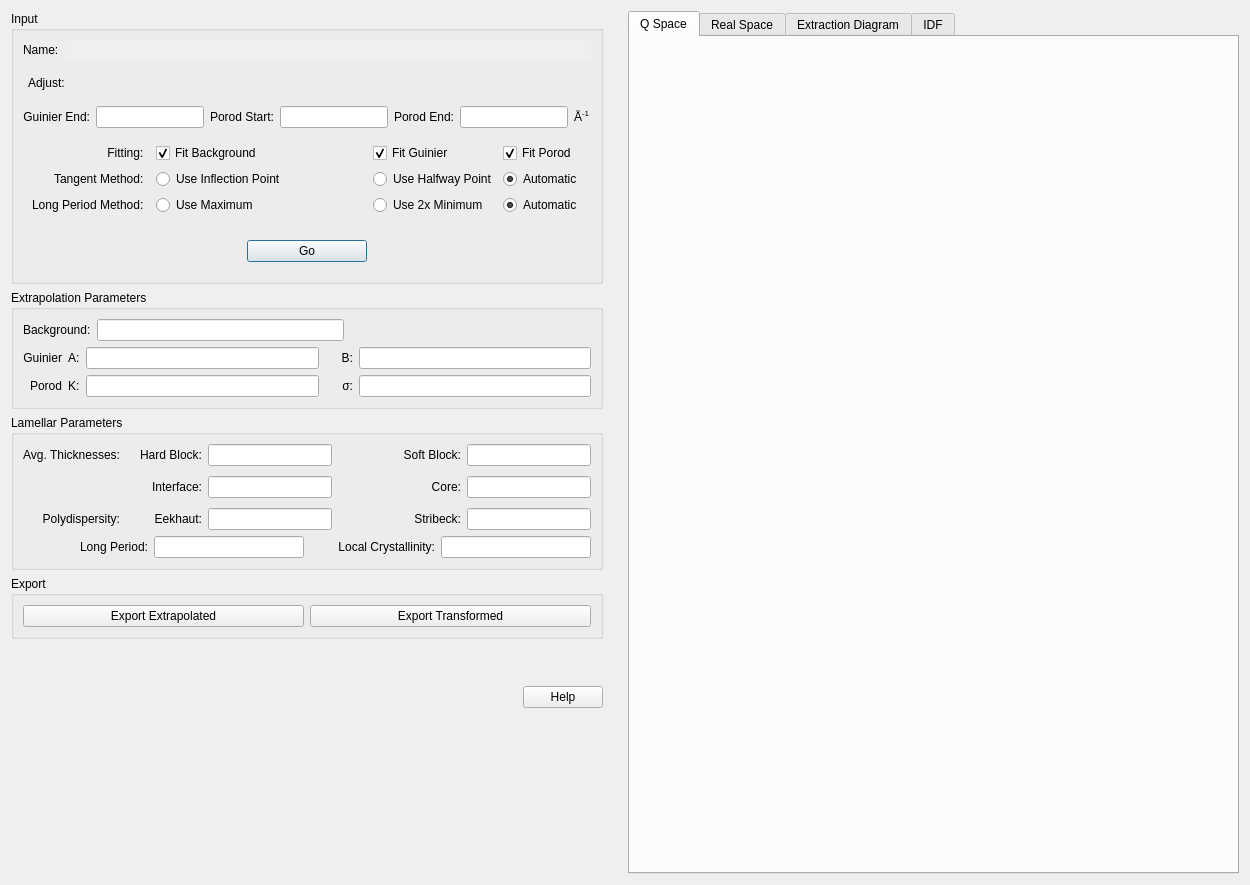
Old version of the form src/sas/qtgui/Perspectives/Corfunc/UI/CorfuncPanel.ui in the repository SasView/sasview.
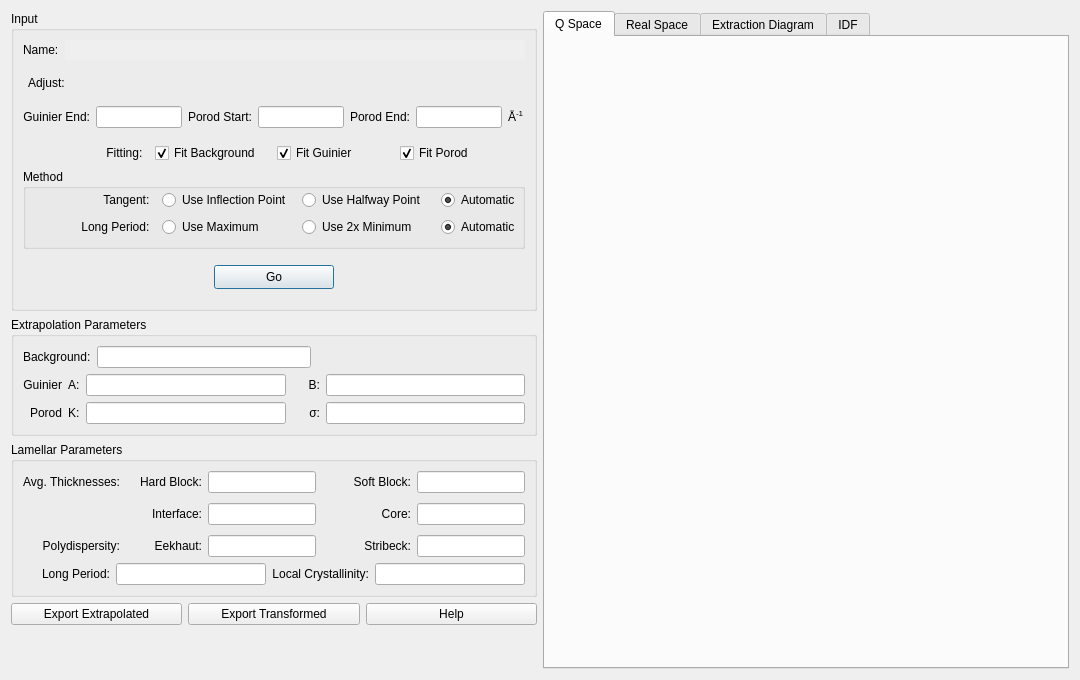
New version of the form.

Diff of the .ui file:
```diff
--- a/src/sas/qtgui/Perspectives/Corfunc/UI/CorfuncPanel.ui
+++ b/src/sas/qtgui/Perspectives/Corfunc/UI/CorfuncPanel.ui
@@ -6,8 +6,8 @@
    <rect>
     <x>0</x>
     <y>0</y>
-    <width>1250</width>
-    <height>885</height>
+    <width>1080</width>
+    <height>680</height>
    </rect>
   </property>
   <property name="sizePolicy">
@@ -16,6 +16,12 @@
     <verstretch>0</verstretch>
    </sizepolicy>
   </property>
+  <property name="minimumSize">
+   <size>
+    <width>1080</width>
+    <height>680</height>
+   </size>
+  </property>
   <property name="windowTitle">
    <string>Corfunc</string>
   </property>
@@ -23,16 +29,16 @@
    <item>
     <widget class="QScrollArea" name="scrollArea">
      <property name="frameShape">
-      <enum>QFrame::NoFrame</enum>
+      <enum>QFrame::Shape::NoFrame</enum>
      </property>
      <property name="frameShadow">
-      <enum>QFrame::Plain</enum>
+      <enum>QFrame::Shadow::Plain</enum>
      </property>
      <property name="verticalScrollBarPolicy">
-      <enum>Qt::ScrollBarAsNeeded</enum>
+      <enum>Qt::ScrollBarPolicy::ScrollBarAsNeeded</enum>
      </property>
      <property name="horizontalScrollBarPolicy">
-      <enum>Qt::ScrollBarAlwaysOff</enum>
+      <enum>Qt::ScrollBarPolicy::ScrollBarAlwaysOff</enum>
      </property>
      <property name="widgetResizable">
       <bool>true</bool>
@@ -42,8 +48,8 @@
        <rect>
         <x>0</x>
         <y>0</y>
-        <width>620</width>
-        <height>863</height>
+        <width>576</width>
+        <height>662</height>
        </rect>
       </property>
       <layout class="QVBoxLayout" name="verticalLayout">
@@ -69,8 +75,8 @@
          </property>
          <property name="minimumSize">
           <size>
-           <width>581</width>
-           <height>0</height>
+           <width>400</width>
+           <height>600</height>
           </size>
          </property>
          <layout class="QVBoxLayout" name="verticalLayout_2">
@@ -89,7 +95,7 @@
           <item>
            <layout class="QVBoxLayout" name="verticalLayout_3">
             <property name="sizeConstraint">
-             <enum>QLayout::SetDefaultConstraint</enum>
+             <enum>QLayout::SizeConstraint::SetDefaultConstraint</enum>
             </property>
             <property name="bottomMargin">
              <number>0</number>
@@ -108,14 +114,36 @@
               <layout class="QGridLayout" name="gridLayout_6">
                <item row="4" column="0">
                 <widget class="QFrame" name="frame_5">
+                 <property name="minimumSize">
+                  <size>
+                   <width>0</width>
+                   <height>0</height>
+                  </size>
+                 </property>
                  <layout class="QGridLayout" name="gridLayout_7">
-                  <item row="1" column="0">
-                   <widget class="QLabel" name="label_20">
+                  <property name="bottomMargin">
+                   <number>0</number>
+                  </property>
+                  <property name="verticalSpacing">
+                   <number>6</number>
+                  </property>
+                  <item row="0" column="2">
+                   <widget class="QCheckBox" name="fitGuinier">
                     <property name="text">
-                     <string>Tangent Method:  </string>
+                     <string>Fit Guinier</string>
                     </property>
-                    <property name="alignment">
-                     <set>Qt::AlignRight|Qt::AlignTrailing|Qt::AlignVCenter</set>
+                    <property name="checked">
+                     <bool>true</bool>
+                    </property>
+                   </widget>
+                  </item>
+                  <item row="0" column="1">
+                   <widget class="QCheckBox" name="fitBackground">
+                    <property name="text">
+                     <string>Fit Background</string>
+                    </property>
+                    <property name="checked">
+                     <bool>true</bool>
                     </property>
                    </widget>
                   </item>
@@ -125,39 +153,10 @@
                      <string>Fitting:  </string>
                     </property>
                     <property name="alignment">
-                     <set>Qt::AlignRight|Qt::AlignTrailing|Qt::AlignVCenter</set>
+                     <set>Qt::AlignmentFlag::AlignRight|Qt::AlignmentFlag::AlignTrailing|Qt::AlignmentFlag::AlignVCenter</set>
                     </property>
                    </widget>
                   </item>
-                  <item row="2" column="0">
-                   <widget class="QLabel" name="label_21">
-                    <property name="text">
-                     <string>Long Period Method:  </string>
-                    </property>
-                    <property name="alignment">
-                     <set>Qt::AlignRight|Qt::AlignTrailing|Qt::AlignVCenter</set>
-                    </property>
-                   </widget>
-                  </item>
-                  <item row="1" column="1">
-                   <widget class="QRadioButton" name="radTangentInflection">
-                    <property name="text">
-                     <string>Use Inflection Point</string>
-                    </property>
-                    <property name="sizePolicy">
-                     <sizepolicy hsizetype="MinimumExpanding" vsizetype="Fixed">
-                      <horstretch>0</horstretch>
-                      <verstretch>0</verstretch>
-                     </sizepolicy>
-                    </property>
-                    <property name="minimumWidth">
-                     <number>150</number>
-                    </property>
-                    <attribute name="buttonGroup">
-                     <string notr="true">buttonGroup_2</string>
-                    </attribute>
-                   </widget>
-                  </item>
                   <item row="0" column="3">
                    <widget class="QCheckBox" name="fitPorod">
                     <property name="text">
@@ -168,115 +167,9 @@
                     </property>
                    </widget>
                   </item>
-                  <item row="0" column="1">
-                   <widget class="QCheckBox" name="fitBackground">
-                    <property name="text">
-                     <string>Fit Background</string>
-                    </property>
-                    <property name="checked">
-                     <bool>true</bool>
-                    </property>
-                   </widget>
-                  </item>
-                  <item row="1" column="2">
-                   <widget class="QRadioButton" name="radTangentMidpoint">
-                    <property name="text">
-                     <string>Use Halfway Point</string>
-                    </property>
-                    <attribute name="buttonGroup">
-                     <string notr="true">buttonGroup_2</string>
-                    </attribute>
-                   </widget>
-                  </item>
-                  <item row="2" column="3">
-                   <widget class="QRadioButton" name="radLongPeriodAuto">
-                    <property name="text">
-                     <string>Automatic</string>
-                    </property>
-                    <property name="checked">
-                     <bool>true</bool>
-                    </property>
-                    <attribute name="buttonGroup">
-                     <string notr="true">buttonGroup</string>
-                    </attribute>
-                   </widget>
-                  </item>
-                  <item row="1" column="3">
-                   <widget class="QRadioButton" name="radTangentAuto">
-                    <property name="text">
-                     <string>Automatic</string>
-                    </property>
-                    <property name="checked">
-                     <bool>true</bool>
-                    </property>
-                    <attribute name="buttonGroup">
-                     <string notr="true">buttonGroup_2</string>
-                    </attribute>
-                   </widget>
-                  </item>
-                  <item row="2" column="2">
-                   <widget class="QRadioButton" name="radLongPeriodDouble">
-                    <property name="text">
-                     <string>Use 2x Minimum</string>
-                    </property>
-                    <attribute name="buttonGroup">
-                     <string notr="true">buttonGroup</string>
-                    </attribute>
-                   </widget>
-                  </item>
-                  <item row="0" column="2">
-                   <widget class="QCheckBox" name="fitGuinier">
-                    <property name="text">
-                     <string>Fit Guinier</string>
-                    </property>
-                    <property name="checked">
-                     <bool>true</bool>
-                    </property>
-                   </widget>
-                  </item>
-                  <item row="2" column="1">
-                   <widget class="QRadioButton" name="radLongPeriodMax">
-                    <property name="text">
-                     <string>Use Maximum</string>
-                    </property>
-                    <attribute name="buttonGroup">
-                     <string notr="true">buttonGroup</string>
-                    </attribute>
-                   </widget>
-                  </item>
                  </layout>
                 </widget>
                </item>
-               <item row="0" column="0">
-                <layout class="QHBoxLayout" name="horizontalLayout_4">
-                 <item>
-                  <widget class="QLabel" name="lblName">
-                   <property name="text">
-                    <string>Name:</string>
-                   </property>
-                  </widget>
-                 </item>
-                 <item>
-                  <widget class="QLineEdit" name="txtFilename">
-                   <property name="enabled">
-                    <bool>false</bool>
-                   </property>
-                   <property name="sizePolicy">
-                    <sizepolicy hsizetype="MinimumExpanding" vsizetype="Fixed">
-                     <horstretch>0</horstretch>
-                     <verstretch>0</verstretch>
-                    </sizepolicy>
-                   </property>
-                   <property name="frame">
-                    <bool>false</bool>
-                   </property>
-                   <property name="readOnly">
-                    <bool>false</bool>
-                   </property>
-                  </widget>
-                 </item>
-                </layout>
-               </item>
                <item row="2" column="0">
                 <layout class="QGridLayout" name="gridLayout">
                  <property name="bottomMargin">
@@ -308,7 +201,7 @@
                     <string>Porod Start:</string>
                    </property>
                    <property name="alignment">
-                    <set>Qt::AlignRight|Qt::AlignTrailing|Qt::AlignVCenter</set>
+                    <set>Qt::AlignmentFlag::AlignRight|Qt::AlignmentFlag::AlignTrailing|Qt::AlignmentFlag::AlignVCenter</set>
                    </property>
                   </widget>
                  </item>
@@ -318,7 +211,7 @@
                     <string>Porod End:</string>
                    </property>
                    <property name="alignment">
-                    <set>Qt::AlignRight|Qt::AlignTrailing|Qt::AlignVCenter</set>
+                    <set>Qt::AlignmentFlag::AlignRight|Qt::AlignmentFlag::AlignTrailing|Qt::AlignmentFlag::AlignVCenter</set>
                    </property>
                   </widget>
                  </item>
@@ -341,7 +234,7 @@
                     <string>Guinier End:</string>
                    </property>
                    <property name="alignment">
-                    <set>Qt::AlignRight|Qt::AlignTrailing|Qt::AlignVCenter</set>
+                    <set>Qt::AlignmentFlag::AlignRight|Qt::AlignmentFlag::AlignTrailing|Qt::AlignmentFlag::AlignVCenter</set>
                    </property>
                   </widget>
                  </item>
@@ -360,7 +253,60 @@
                  </item>
                 </layout>
                </item>
-               <item row="5" column="0">
+               <item row="1" column="0">
+                <layout class="QHBoxLayout" name="sliderLayout">
+                 <property name="leftMargin">
+                  <number>5</number>
+                 </property>
+                 <property name="topMargin">
+                  <number>10</number>
+                 </property>
+                 <property name="rightMargin">
+                  <number>5</number>
+                 </property>
+                 <property name="bottomMargin">
+                  <number>10</number>
+                 </property>
+                 <item>
+                  <widget class="QLabel" name="label_3">
+                   <property name="text">
+                    <string>Adjust:</string>
+                   </property>
+                  </widget>
+                 </item>
+                </layout>
+               </item>
+               <item row="0" column="0">
+                <layout class="QHBoxLayout" name="horizontalLayout_4">
+                 <item>
+                  <widget class="QLabel" name="lblName">
+                   <property name="text">
+                    <string>Name:</string>
+                   </property>
+                  </widget>
+                 </item>
+                 <item>
+                  <widget class="QLineEdit" name="txtFilename">
+                   <property name="enabled">
+                    <bool>false</bool>
+                   </property>
+                   <property name="sizePolicy">
+                    <sizepolicy hsizetype="MinimumExpanding" vsizetype="Fixed">
+                     <horstretch>0</horstretch>
+                     <verstretch>0</verstretch>
+                    </sizepolicy>
+                   </property>
+                   <property name="frame">
+                    <bool>false</bool>
+                   </property>
+                   <property name="readOnly">
+                    <bool>false</bool>
+                   </property>
+                  </widget>
+                 </item>
+                </layout>
+               </item>
+               <item row="7" column="0">
                 <layout class="QHBoxLayout" name="horizontalLayout_7">
                  <property name="topMargin">
                   <number>10</number>
@@ -371,7 +317,7 @@
                  <item>
                   <spacer name="horizontalSpacer_2">
                    <property name="orientation">
-                    <enum>Qt::Horizontal</enum>
+                    <enum>Qt::Orientation::Horizontal</enum>
                    </property>
                    <property name="sizeHint" stdset="0">
                     <size>
@@ -392,7 +338,7 @@
                    <property name="minimumSize">
                     <size>
                      <width>120</width>
-                     <height>0</height>
+                     <height>24</height>
                     </size>
                    </property>
                    <property name="toolTip">
@@ -406,7 +352,7 @@
                  <item>
                   <spacer name="horizontalSpacer_3">
                    <property name="orientation">
-                    <enum>Qt::Horizontal</enum>
+                    <enum>Qt::Orientation::Horizontal</enum>
                    </property>
                    <property name="sizeHint" stdset="0">
                     <size>
@@ -418,28 +364,122 @@
                  </item>
                 </layout>
                </item>
-               <item row="1" column="0">
-                <layout class="QHBoxLayout" name="sliderLayout">
-                 <property name="leftMargin">
-                  <number>5</number>
+               <item row="5" column="0" rowspan="2">
+                <widget class="QGroupBox" name="methods">
+                 <property name="minimumSize">
+                  <size>
+                   <width>0</width>
+                   <height>80</height>
+                  </size>
                  </property>
-                 <property name="topMargin">
-                  <number>10</number>
+                 <property name="title">
+                  <string>Method</string>
                  </property>
-                 <property name="rightMargin">
-                  <number>5</number>
-                 </property>
-                 <property name="bottomMargin">
-                  <number>10</number>
-                 </property>
-                 <item>
-                  <widget class="QLabel" name="label_3">
-                   <property name="text">
-                    <string>Adjust:</string>
-                   </property>
-                  </widget>
-                 </item>
-                </layout>
+                 <widget class="QWidget" name="gridLayoutWidget">
+                  <property name="geometry">
+                   <rect>
+                    <x>0</x>
+                    <y>20</y>
+                    <width>551</width>
+                    <height>51</height>
+                   </rect>
+                  </property>
+                  <layout class="QGridLayout" name="gridLayout_11">
+                   <item row="0" column="0">
+                    <widget class="QLabel" name="label_20">
+                     <property name="text">
+                      <string>Tangent:  </string>
+                     </property>
+                     <property name="alignment">
+                      <set>Qt::AlignmentFlag::AlignRight|Qt::AlignmentFlag::AlignTrailing|Qt::AlignmentFlag::AlignVCenter</set>
+                     </property>
+                    </widget>
+                   </item>
+                   <item row="0" column="2">
+                    <widget class="QRadioButton" name="radTangentMidpoint">
+                     <property name="text">
+                      <string>Use Halfway Point</string>
+                     </property>
+                     <attribute name="buttonGroup">
+                      <string notr="true">buttonGroup_2</string>
+                     </attribute>
+                    </widget>
+                   </item>
+                   <item row="0" column="1">
+                    <widget class="QRadioButton" name="radTangentInflection">
+                     <property name="sizePolicy">
+                      <sizepolicy hsizetype="Minimum" vsizetype="Fixed">
+                       <horstretch>0</horstretch>
+                       <verstretch>0</verstretch>
+                      </sizepolicy>
+                     </property>
+                     <property name="text">
+                      <string>Use Inflection Point</string>
+                     </property>
+                     <attribute name="buttonGroup">
+                      <string notr="true">buttonGroup_2</string>
+                     </attribute>
+                    </widget>
+                   </item>
+                   <item row="0" column="3">
+                    <widget class="QRadioButton" name="radTangentAuto">
+                     <property name="text">
+                      <string>Automatic</string>
+                     </property>
+                     <property name="checked">
+                      <bool>true</bool>
+                     </property>
+                     <attribute name="buttonGroup">
+                      <string notr="true">buttonGroup_2</string>
+                     </attribute>
+                    </widget>
+                   </item>
+                   <item row="1" column="0">
+                    <widget class="QLabel" name="label_21">
+                     <property name="text">
+                      <string>Long Period:  </string>
+                     </property>
+                     <property name="alignment">
+                      <set>Qt::AlignmentFlag::AlignRight|Qt::AlignmentFlag::AlignTrailing|Qt::AlignmentFlag::AlignVCenter</set>
+                     </property>
+                    </widget>
+                   </item>
+                   <item row="1" column="1">
+                    <widget class="QRadioButton" name="radLongPeriodMax">
+                     <property name="text">
+                      <string>Use Maximum</string>
+                     </property>
+                     <attribute name="buttonGroup">
+                      <string notr="true">buttonGroup</string>
+                     </attribute>
+                    </widget>
+                   </item>
+                   <item row="1" column="2">
+                    <widget class="QRadioButton" name="radLongPeriodDouble">
+                     <property name="text">
+                      <string>Use 2x Minimum</string>
+                     </property>
+                     <attribute name="buttonGroup">
+                      <string notr="true">buttonGroup</string>
+                     </attribute>
+                    </widget>
+                   </item>
+                   <item row="1" column="3">
+                    <widget class="QRadioButton" name="radLongPeriodAuto">
+                     <property name="text">
+                      <string>Automatic</string>
+                     </property>
+                     <property name="checked">
+                      <bool>true</bool>
+                     </property>
+                     <attribute name="buttonGroup">
+                      <string notr="true">buttonGroup</string>
+                     </attribute>
+                    </widget>
+                   </item>
+                  </layout>
+                 </widget>
+                </widget>
                </item>
               </layout>
              </widget>
@@ -478,7 +518,7 @@
                  <item row="0" column="2">
                   <spacer name="horizontalSpacer_4">
                    <property name="orientation">
-                    <enum>Qt::Horizontal</enum>
+                    <enum>Qt::Orientation::Horizontal</enum>
                    </property>
                    <property name="sizeHint" stdset="0">
                     <size>
@@ -510,7 +550,7 @@
                       <string>Guinier</string>
                      </property>
                      <property name="alignment">
-                      <set>Qt::AlignRight|Qt::AlignTrailing|Qt::AlignVCenter</set>
+                      <set>Qt::AlignmentFlag::AlignRight|Qt::AlignmentFlag::AlignTrailing|Qt::AlignmentFlag::AlignVCenter</set>
                      </property>
                     </widget>
                    </item>
@@ -520,7 +560,7 @@
                       <string>     B:</string>
                      </property>
                      <property name="alignment">
-                      <set>Qt::AlignRight|Qt::AlignTrailing|Qt::AlignVCenter</set>
+                      <set>Qt::AlignmentFlag::AlignRight|Qt::AlignmentFlag::AlignTrailing|Qt::AlignmentFlag::AlignVCenter</set>
                      </property>
                     </widget>
                    </item>
@@ -558,7 +598,7 @@
                       <string>Porod</string>
                      </property>
                      <property name="alignment">
-                      <set>Qt::AlignRight|Qt::AlignTrailing|Qt::AlignVCenter</set>
+                      <set>Qt::AlignmentFlag::AlignRight|Qt::AlignmentFlag::AlignTrailing|Qt::AlignmentFlag::AlignVCenter</set>
                      </property>
                     </widget>
                    </item>
@@ -575,7 +615,7 @@
                       <string>σ:</string>
                      </property>
                      <property name="alignment">
-                      <set>Qt::AlignRight|Qt::AlignTrailing|Qt::AlignVCenter</set>
+                      <set>Qt::AlignmentFlag::AlignRight|Qt::AlignmentFlag::AlignTrailing|Qt::AlignmentFlag::AlignVCenter</set>
                      </property>
                     </widget>
                    </item>
@@ -601,7 +641,7 @@
                <item row="1" column="0">
                 <layout class="QGridLayout" name="gridLayout_8">
                  <property name="sizeConstraint">
-                  <enum>QLayout::SetDefaultConstraint</enum>
+                  <enum>QLayout::SizeConstraint::SetDefaultConstraint</enum>
                  </property>
                  <property name="bottomMargin">
                   <number>0</number>
@@ -621,7 +661,7 @@
                     <string>Stribeck:</string>
                    </property>
                    <property name="alignment">
-                    <set>Qt::AlignRight|Qt::AlignTrailing|Qt::AlignVCenter</set>
+                    <set>Qt::AlignmentFlag::AlignRight|Qt::AlignmentFlag::AlignTrailing|Qt::AlignmentFlag::AlignVCenter</set>
                    </property>
                   </widget>
                  </item>
@@ -663,7 +703,7 @@
                     <string>Eekhaut:</string>
                    </property>
                    <property name="alignment">
-                    <set>Qt::AlignRight|Qt::AlignTrailing|Qt::AlignVCenter</set>
+                    <set>Qt::AlignmentFlag::AlignRight|Qt::AlignmentFlag::AlignTrailing|Qt::AlignmentFlag::AlignVCenter</set>
                    </property>
                   </widget>
                  </item>
@@ -692,7 +732,7 @@
                     <string>    Hard Block:</string>
                    </property>
                    <property name="alignment">
-                    <set>Qt::AlignRight|Qt::AlignTrailing|Qt::AlignVCenter</set>
+                    <set>Qt::AlignmentFlag::AlignRight|Qt::AlignmentFlag::AlignTrailing|Qt::AlignmentFlag::AlignVCenter</set>
                    </property>
                   </widget>
                  </item>
@@ -708,7 +748,7 @@
                     <string>Avg. Thicknesses:</string>
                    </property>
                    <property name="alignment">
-                    <set>Qt::AlignRight|Qt::AlignTrailing|Qt::AlignVCenter</set>
+                    <set>Qt::AlignmentFlag::AlignRight|Qt::AlignmentFlag::AlignTrailing|Qt::AlignmentFlag::AlignVCenter</set>
                    </property>
                   </widget>
                  </item>
@@ -730,7 +770,7 @@
                     <string>         Soft Block:</string>
                    </property>
                    <property name="alignment">
-                    <set>Qt::AlignRight|Qt::AlignTrailing|Qt::AlignVCenter</set>
+                    <set>Qt::AlignmentFlag::AlignRight|Qt::AlignmentFlag::AlignTrailing|Qt::AlignmentFlag::AlignVCenter</set>
                    </property>
                   </widget>
                  </item>
@@ -765,7 +805,7 @@
                     <string>Polydispersity:</string>
                    </property>
                    <property name="alignment">
-                    <set>Qt::AlignRight|Qt::AlignTrailing|Qt::AlignVCenter</set>
+                    <set>Qt::AlignmentFlag::AlignRight|Qt::AlignmentFlag::AlignTrailing|Qt::AlignmentFlag::AlignVCenter</set>
                    </property>
                   </widget>
                  </item>
@@ -787,7 +827,7 @@
                     <string>Interface:</string>
                    </property>
                    <property name="alignment">
-                    <set>Qt::AlignRight|Qt::AlignTrailing|Qt::AlignVCenter</set>
+                    <set>Qt::AlignmentFlag::AlignRight|Qt::AlignmentFlag::AlignTrailing|Qt::AlignmentFlag::AlignVCenter</set>
                    </property>
                   </widget>
                  </item>
@@ -809,7 +849,7 @@
                     <string>Core:</string>
                    </property>
                    <property name="alignment">
-                    <set>Qt::AlignRight|Qt::AlignTrailing|Qt::AlignVCenter</set>
+                    <set>Qt::AlignmentFlag::AlignRight|Qt::AlignmentFlag::AlignTrailing|Qt::AlignmentFlag::AlignVCenter</set>
                    </property>
                   </widget>
                  </item>
@@ -876,7 +916,7 @@
                     <string>Long Period:</string>
                    </property>
                    <property name="alignment">
-                    <set>Qt::AlignRight|Qt::AlignTrailing|Qt::AlignVCenter</set>
+                    <set>Qt::AlignmentFlag::AlignRight|Qt::AlignmentFlag::AlignTrailing|Qt::AlignmentFlag::AlignVCenter</set>
                    </property>
                   </widget>
                  </item>
@@ -917,7 +957,7 @@
                     <string>Local Crystallinity:</string>
                    </property>
                    <property name="alignment">
-                    <set>Qt::AlignRight|Qt::AlignTrailing|Qt::AlignVCenter</set>
+                    <set>Qt::AlignmentFlag::AlignRight|Qt::AlignmentFlag::AlignTrailing|Qt::AlignmentFlag::AlignVCenter</set>
                    </property>
                   </widget>
                  </item>
@@ -946,86 +986,32 @@
              </widget>
             </item>
             <item>
-             <widget class="QGroupBox" name="groupBox_2">
-              <property name="sizePolicy">
-               <sizepolicy hsizetype="MinimumExpanding" vsizetype="Fixed">
-                <horstretch>0</horstretch>
-                <verstretch>0</verstretch>
-               </sizepolicy>
-              </property>
-              <property name="title">
-               <string>Export</string>
-              </property>
-              <layout class="QHBoxLayout" name="horizontalLayout_2">
-               <item>
-                <widget class="QPushButton" name="cmdSaveExtrapolation">
-                 <property name="toolTip">
-                  <string>Save the extrapolated data (non-transformed)</string>
-                 </property>
-                 <property name="text">
-                  <string>Export Extrapolated</string>
-                 </property>
-                </widget>
-               </item>
-               <item>
-                <widget class="QPushButton" name="cmdSave">
-                 <property name="sizePolicy">
-                  <sizepolicy hsizetype="Minimum" vsizetype="Fixed">
-                   <horstretch>0</horstretch>
-                   <verstretch>0</verstretch>
-                  </sizepolicy>
-                 </property>
-                 <property name="toolTip">
-                  <string>Export the calculated real space correlation function to a file.</string>
-                 </property>
-                 <property name="text">
-                  <string>Export Transformed</string>
-                 </property>
-                </widget>
-               </item>
-              </layout>
-             </widget>
-            </item>
-            <item>
-             <spacer name="verticalSpacer_3">
-              <property name="orientation">
-               <enum>Qt::Vertical</enum>
-              </property>
-              <property name="sizeHint" stdset="0">
-               <size>
-                <width>20</width>
-                <height>40</height>
-               </size>
-              </property>
-             </spacer>
-            </item>
-            <item>
-             <spacer name="verticalSpacer">
-              <property name="orientation">
-               <enum>Qt::Vertical</enum>
-              </property>
-              <property name="sizeHint" stdset="0">
-               <size>
-                <width>20</width>
-                <height>1</height>
-               </size>
-              </property>
-             </spacer>
-            </item>
-            <item>
-             <layout class="QHBoxLayout" name="horizontalLayout_5">
+             <layout class="QHBoxLayout" name="horizontalLayout_6">
               <item>
-               <spacer name="horizontalSpacer">
-                <property name="orientation">
-                 <enum>Qt::Horizontal</enum>
+               <widget class="QPushButton" name="cmdSaveExtrapolation">
+                <property name="toolTip">
+                 <string>Save the extrapolated data (non-transformed)</string>
                 </property>
-                <property name="sizeHint" stdset="0">
-                 <size>
-                  <width>40</width>
-                  <height>2</height>
-                 </size>
+                <property name="text">
+                 <string>Export Extrapolated</string>
                 </property>
-               </spacer>
+               </widget>
+              </item>
+              <item>
+               <widget class="QPushButton" name="cmdSave">
+                <property name="sizePolicy">
+                 <sizepolicy hsizetype="Minimum" vsizetype="Fixed">
+                  <horstretch>0</horstretch>
+                  <verstretch>0</verstretch>
+                 </sizepolicy>
+                </property>
+                <property name="toolTip">
+                 <string>Export the calculated real space correlation function to a file.</string>
+                </property>
+                <property name="text">
+                 <string>Export Transformed</string>
+                </property>
+               </widget>
               </item>
               <item>
                <widget class="QPushButton" name="cmdHelp">
@@ -1042,9 +1028,9 @@
         </widget>
        </item>
        <item>
-        <spacer name="verticalSpacer_2">
+        <spacer name="verticalSpacer">
          <property name="orientation">
-          <enum>Qt::Vertical</enum>
+          <enum>Qt::Orientation::Vertical</enum>
          </property>
          <property name="sizeHint" stdset="0">
           <size>
```
Left out of the diff: 9 changed lines with no effect on the pictures.
